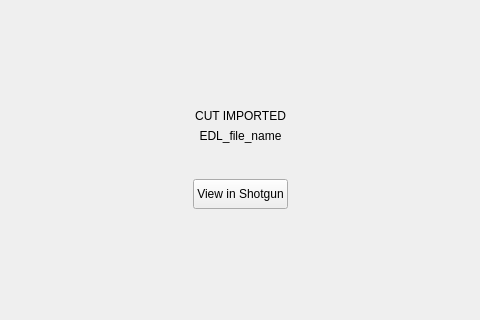
First picture: the form in resources/dialog.ui, repository shotgunsoftware/tk-multi-importcut, before the edit; both pictures show x 255 to 735 and y 136 to 456 of the 990 by 598 pixel window.
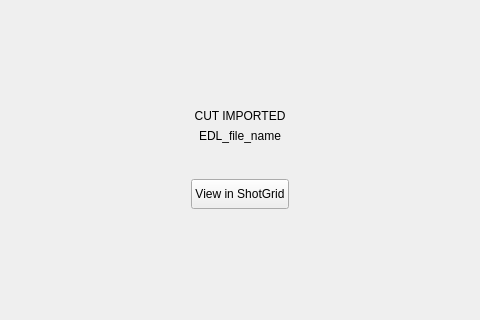
Second picture: the form after the edit. The open tabs and pages were chosen to show the change. Icons and pictures are not drawn. Custom widgets are drawn as their Qt base class.

Diff of the .ui file:
```diff
--- a/resources/dialog.ui
+++ b/resources/dialog.ui
@@ -1582,7 +1582,7 @@
               </size>
              </property>
              <property name="text">
-              <string>View in Shotgun</string>
+              <string>View in ShotGrid</string>
              </property>
              <property name="flat">
               <bool>false</bool>
```
